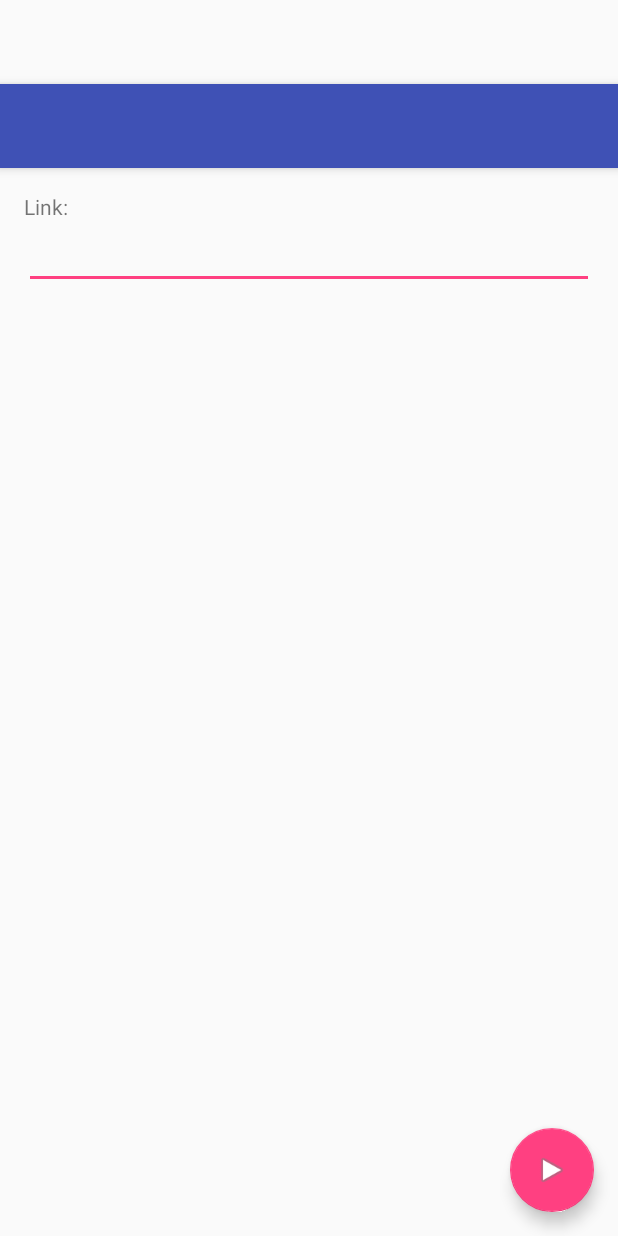
After one commit to Schimuneck/3c, an Android app: the layout activity_start.xml on its own in the app's theme, with its tools: preview values and no code run, on a phone screen of 412 x 824 dp. The commit adds this screen. Run offline under Robolectric (Android 15) with nearby library versions, the phone set to English and light mode, and no system bars.

Commit message:
Simple ClientPlayer v.2

```diff
--- /dev/null
+++ b/Client/VideoStreaming/app/src/main/res/layout/activity_start.xml
@@ -0,0 +1,34 @@
+<?xml version="1.0" encoding="utf-8"?>
+<android.support.design.widget.CoordinatorLayout xmlns:android="http://schemas.android.com/apk/res/android"
+    xmlns:app="http://schemas.android.com/apk/res-auto"
+    xmlns:tools="http://schemas.android.com/tools"
+    android:layout_width="match_parent"
+    android:layout_height="match_parent"
+    android:fitsSystemWindows="true"
+    tools:context="com.schimuneck.videostreaming.StartActivity">
+
+    <android.support.design.widget.AppBarLayout
+        android:layout_width="match_parent"
+        android:layout_height="wrap_content"
+        android:theme="@style/AppTheme.AppBarOverlay">
+
+        <android.support.v7.widget.Toolbar
+            android:id="@+id/toolbar"
+            android:layout_width="match_parent"
+            android:layout_height="?attr/actionBarSize"
+            android:background="?attr/colorPrimary"
+            app:popupTheme="@style/AppTheme.PopupOverlay" />
+
+    </android.support.design.widget.AppBarLayout>
+
+    <include layout="@layout/content_start" />
+
+    <android.support.design.widget.FloatingActionButton
+        android:id="@+id/fab"
+        android:layout_width="wrap_content"
+        android:layout_height="wrap_content"
+        android:layout_gravity="bottom|end"
+        android:layout_margin="@dimen/fab_margin"
+        android:src="@android:drawable/ic_media_play" />
+
+</android.support.design.widget.CoordinatorLayout>
--- /dev/null
+++ b/Client/VideoStreaming/app/src/main/res/layout/content_start.xml
@@ -0,0 +1,33 @@
+<?xml version="1.0" encoding="utf-8"?>
+<RelativeLayout xmlns:android="http://schemas.android.com/apk/res/android"
+    xmlns:app="http://schemas.android.com/apk/res-auto"
+    xmlns:tools="http://schemas.android.com/tools"
+    android:layout_width="match_parent"
+    android:layout_height="match_parent"
+    android:paddingBottom="@dimen/activity_vertical_margin"
+    android:paddingLeft="@dimen/activity_horizontal_margin"
+    android:paddingRight="@dimen/activity_horizontal_margin"
+    android:paddingTop="@dimen/activity_vertical_margin"
+    app:layout_behavior="@string/appbar_scrolling_view_behavior"
+    tools:context="com.schimuneck.videostreaming.StartActivity"
+    tools:showIn="@layout/activity_start">
+
+    <TextView
+        android:layout_width="wrap_content"
+        android:layout_height="wrap_content"
+        android:text="Link:"
+        android:id="@+id/textView"
+        android:layout_alignParentTop="true"
+        android:layout_alignParentLeft="true"
+        android:layout_alignParentStart="true" />
+
+    <EditText
+        android:layout_width="wrap_content"
+        android:layout_height="wrap_content"
+        android:id="@+id/editText"
+        android:layout_below="@+id/textView"
+        android:layout_alignParentLeft="true"
+        android:layout_alignParentStart="true"
+        android:layout_alignParentRight="true"
+        android:layout_alignParentEnd="true" />
+</RelativeLayout>
--- a/Client/VideoStreaming/app/src/main/res/values-v21/styles.xml
+++ b/Client/VideoStreaming/app/src/main/res/values-v21/styles.xml
@@ -1,4 +1,5 @@
 <resources>>
+
     <style name="AppTheme.NoActionBar">
         <item name="windowActionBar">false</item>
         <item name="windowNoTitle">true</item>
--- a/Client/VideoStreaming/app/src/main/res/values/strings.xml
+++ b/Client/VideoStreaming/app/src/main/res/values/strings.xml
@@ -1,4 +1,5 @@
 <resources>
     <string name="app_name">VideoStreaming</string>
     <string name="action_settings">Settings</string>
+    <string name="title_activity_start">StartActivity</string>
 </resources>
--- a/Client/VideoStreaming/app/src/main/res/values/styles.xml
+++ b/Client/VideoStreaming/app/src/main/res/values/styles.xml
@@ -7,11 +7,14 @@
         <item name="colorPrimaryDark">@color/colorPrimaryDark</item>
         <item name="colorAccent">@color/colorAccent</item>
     </style>
+
     <style name="AppTheme.NoActionBar">
         <item name="windowActionBar">false</item>
         <item name="windowNoTitle">true</item>
     </style>
+
     <style name="AppTheme.AppBarOverlay" parent="ThemeOverlay.AppCompat.Dark.ActionBar" />
+
     <style name="AppTheme.PopupOverlay" parent="ThemeOverlay.AppCompat.Light" />
 
 </resources>
```
Also changed, not shown: Client/VideoStreaming/app/src/main/AndroidManifest.xml (+12 -4 lines), Client/VideoStreaming/app/src/main/java/com/schimuneck/videostreaming/StartActivity.java (added, +46 -0 lines), Client/VideoStreaming/app/src/main/java/com/schimuneck/videostreaming/VideoActivity.java (added, +84 -0 lines), 1 other file. Lines whose indentation alone changed are shown as unchanged.
